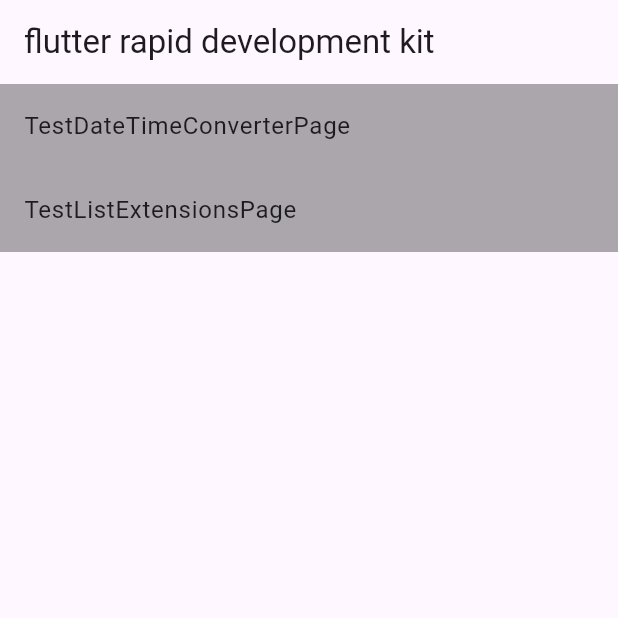
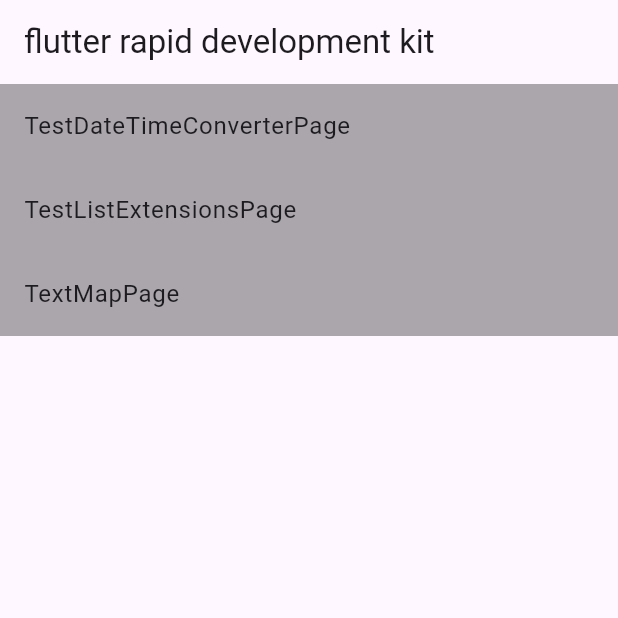
Before and after one commit to hbolin/flutter_rapid_development_kit, a Flutter app: the screen it shows after launch, on a phone screen of 412 x 824 dp, the top half of it. Run offline on Flutter 3.47's test engine with Material 3 defaults, Android fonts, the phone set to English and light mode, and no system bars; our stand-ins replace get.

Commit message:
TextMapPage

```diff
--- /dev/null
+++ b/example/lib/extension/text_map_page/text_map_page_state.dart
@@ -0,0 +1,5 @@
+class TextMapPageState {
+  TextMapPageState() {
+    ///Initialize variables
+  }
+}
--- a/example/lib/test_index_page/test_index_page_view.dart
+++ b/example/lib/test_index_page/test_index_page_view.dart
@@ -2,6 +2,7 @@ import 'dart:math';
 
 import 'package:example/extension/test_date_time_converter_page/test_date_time_converter_page_view.dart';
 import 'package:example/extension/test_list_extensions_page/test_list_extensions_page_view.dart';
+import 'package:example/extension/text_map_page/text_map_page_view.dart';
 import 'package:flutter/material.dart';
 import 'package:get/get.dart';
 
@@ -32,6 +33,12 @@ class TestIndexPage extends StatelessWidget {
               title: "TestListExtensionsPage",
               onTap: () {
                 Get.to(() => const TestListExtensionsPage());
+              },
+            ),
+            TestTapItem(
+              title: "TextMapPage",
+              onTap: () {
+                Get.to(() => TextMapPage());
               },
             ),
           ],
```
Also changed, not shown: example/lib/extension/text_map_page/text_map_page_logic.dart (added, +7 -0 lines), example/lib/extension/text_map_page/text_map_page_view.dart (added, +31 -0 lines).
